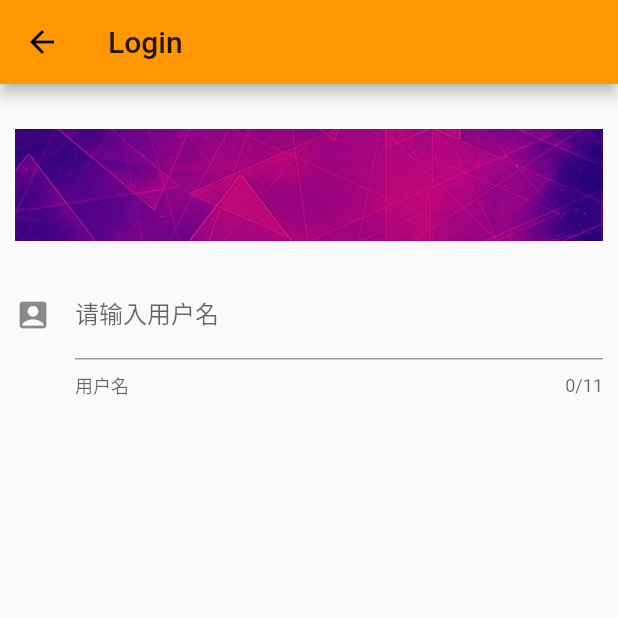
After one commit to Statfine/firstflutter_app, a Flutter app: the screen it shows after launch, after a tap on "Login", on a phone screen of 412 x 824 dp, the top half of it. The commit adds this screen. Run offline on Flutter 3.47's test engine with Material 2 defaults, Android fonts, the phone set to English and light mode, and no system bars.

Commit message:
add login page

```diff
--- /dev/null
+++ b/lib/container/LoginPage/login.dart
@@ -0,0 +1,67 @@
+import 'package:flutter/material.dart';
+
+class LoginPageWidget extends StatefulWidget {
+
+  @override
+  State createState() {
+    return new LoginPage();
+  }
+}
+
+class LoginPage extends State<LoginPageWidget> {
+  var usernameController = new TextEditingController();
+
+  @override
+  Widget build(BuildContext context) {
+    return Scaffold(
+      appBar: AppBar(
+        title: new Text('Login'),
+      ),
+      body: Column(
+        //MainAxisSize在主轴方向占有空间的值，默认是max。还有一个min
+        mainAxisSize: MainAxisSize.max,
+        //MainAxisAlignment：主轴方向上的对齐方式，会对child的位置起作用，默认是start。
+        mainAxisAlignment: MainAxisAlignment.start,
+        children: <Widget>[
+          Padding(
+            padding: new EdgeInsets.fromLTRB(10.0, 30.0, 10.0, 10.0),
+            child: Center(
+              //本地图片
+              child: new Image.asset(
+                'images/banner.jpg',
+                scale: 1.0,
+              ),
+            )
+          ),
+          Padding(
+            padding: EdgeInsets.all(10.0),
+            child: TextField(
+              //控制器
+              controller: usernameController,
+              maxLength: 11,
+              maxLines: 1,
+              //是否自动更正
+              autocorrect: true,
+              //是否自动对焦
+              //autofocus: true,
+              decoration: new InputDecoration(
+                //                hintText: "请输入用户名",
+                labelText: "请输入用户名",
+                helperText: "用户名",
+                icon: new Icon(Icons.account_box),
+              ),
+              onChanged: (text) {
+                //内容改变的回调
+                print('change $text');
+              },
+              onSubmitted: (text) {
+                //内容提交(按回车)的回调
+                print('submit $text');
+              },
+            ),
+          ),
+        ],
+      )
+    );
+  }
+}
--- a/lib/main.dart
+++ b/lib/main.dart
@@ -1,6 +1,7 @@
 import 'package:flutter/material.dart';
 import 'package:firstflutter_app/container/BasicPage.dart';
 import 'package:firstflutter_app/container/BottomNavigation/MainPage.dart';
+import 'package:firstflutter_app/container/LoginPage/login.dart';
 
 void main() => runApp(MyApp());
 
@@ -133,6 +134,22 @@ class _MyHomePageState extends State<MyHomePage> {
               ),
               color: Color(0xFF4885ed),
             ),
+            new MaterialButton(
+              onPressed: () {
+                print('Jump page');
+                Navigator.push(
+                    context,
+                    MaterialPageRoute(
+                        builder: (context) => (LoginPageWidget())));
+              },
+              child: new Text(
+                "Login",
+                style: new TextStyle(
+                  color: Colors.white,
+                ),
+              ),
+              color: Color(0xFF4885ed),
+            ),
             Text(
               '点击底部按钮常量增加事件',
             ),
--- a/pubspec.yaml
+++ b/pubspec.yaml
@@ -75,3 +75,4 @@ flutter:
   - images/home_selected.png
   - images/mine.png
   - images/mine_selected.png
+  - images/banner.jpg
```
Also changed, not shown: images/banner.jpg (added).
